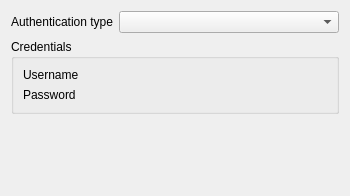
Qt form src/librssguard/services/abstract/gui/authenticationdetails.ui (martinrotter/rssguard) before a commit.
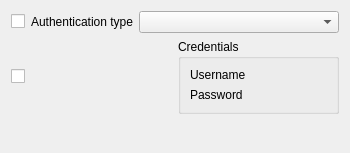
The same form after that commit. Custom widgets are drawn as their Qt base class.

What changed in the file:
```diff
--- a/src/librssguard/services/abstract/gui/authenticationdetails.ui
+++ b/src/librssguard/services/abstract/gui/authenticationdetails.ui
@@ -7,14 +7,39 @@
     <x>0</x>
     <y>0</y>
     <width>350</width>
-    <height>196</height>
+    <height>153</height>
    </rect>
   </property>
   <property name="windowTitle">
    <string>Form</string>
   </property>
   <layout class="QFormLayout" name="formLayout">
+   <item row="0" column="0">
+    <layout class="QHBoxLayout" name="horizontalLayout">
+     <item>
+      <widget class="MultiFeedEditCheckBox" name="m_mcbAuthType"/>
+     </item>
+     <item>
+      <widget class="QLabel" name="label">
+       <property name="text">
+        <string>Authentication type</string>
+       </property>
+       <property name="buddy">
+        <cstring>m_cbAuthType</cstring>
+       </property>
+      </widget>
+     </item>
+    </layout>
+   </item>
+   <item row="0" column="1">
+    <widget class="QComboBox" name="m_cbAuthType"/>
+   </item>
    <item row="1" column="0" colspan="2">
+    <layout class="QHBoxLayout" name="horizontalLayout_2">
+     <item>
+      <widget class="MultiFeedEditCheckBox" name="m_mcbAuthentication"/>
+     </item>
+     <item>
     <widget class="QGroupBox" name="m_gbAuthentication">
      <property name="toolTip">
       <string>Some feeds require authentication, including GMail feeds. BASIC, NTLM-2 and DIGEST-MD5 authentication schemes are supported.</string>
@@ -58,22 +83,16 @@
      </layout>
     </widget>
    </item>
-   <item row="0" column="0">
-    <widget class="QLabel" name="label">
-     <property name="text">
-      <string>Authentication type</string>
-     </property>
-     <property name="buddy">
-      <cstring>m_cbAuthType</cstring>
-     </property>
-    </widget>
-   </item>
-   <item row="0" column="1">
-    <widget class="QComboBox" name="m_cbAuthType"/>
+    </layout>
    </item>
   </layout>
  </widget>
  <customwidgets>
+  <customwidget>
+   <class>MultiFeedEditCheckBox</class>
+   <extends>QCheckBox</extends>
+   <header>multifeededitcheckbox.h</header>
+  </customwidget>
   <customwidget>
    <class>LineEditWithStatus</class>
    <extends>QWidget</extends>
```
Lines whose indentation alone changed are shown as unchanged.
